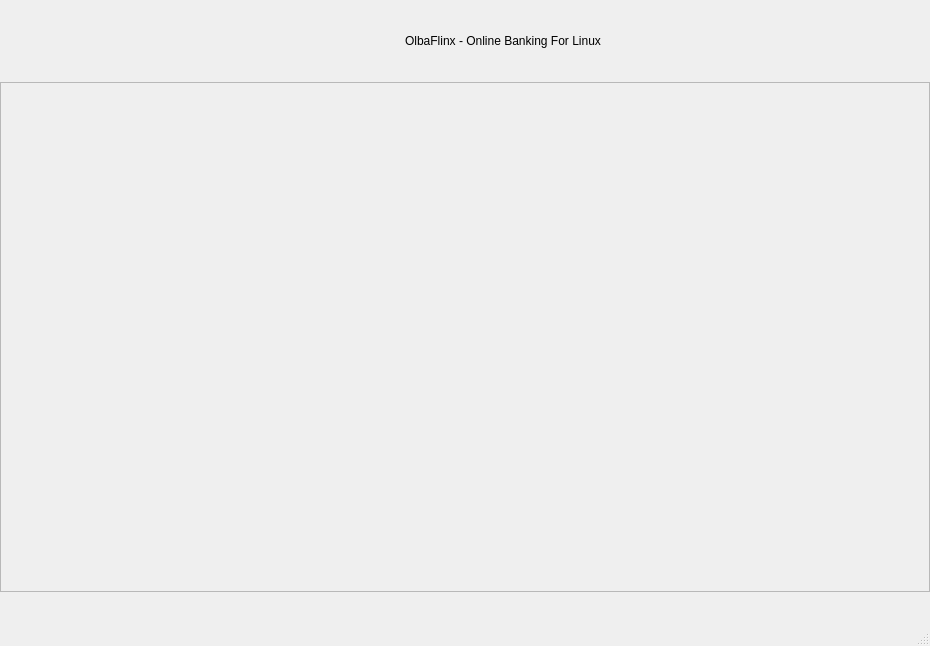
This is src/uis/OlbaFlinx.ui in chmmou/olbaflinx as Qt 5 draws it before an edit. The edited form follows.
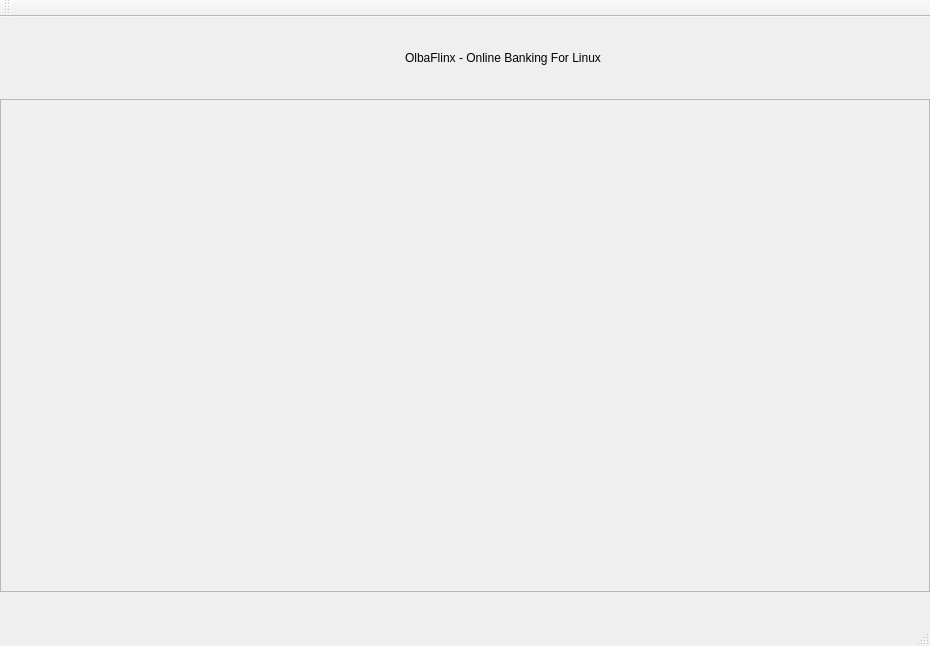
This is the edited form. Icons and pictures are not drawn. Custom widgets are drawn as their Qt base class.

The edit to the form file:
```diff
--- a/src/uis/OlbaFlinx.ui
+++ b/src/uis/OlbaFlinx.ui
@@ -116,7 +116,7 @@
              <x>0</x>
              <y>0</y>
              <width>928</width>
-             <height>506</height>
+             <height>489</height>
             </rect>
            </property>
           </widget>
@@ -220,7 +220,18 @@
     </item>
    </layout>
   </widget>
-  <widget class="QStatusBar" name="statusbar"/>
+  <widget class="QStatusBar" name="appStatusBar"/>
+  <widget class="QToolBar" name="appToolBar">
+   <property name="windowTitle">
+    <string>toolBar</string>
+   </property>
+   <attribute name="toolBarArea">
+    <enum>TopToolBarArea</enum>
+   </attribute>
+   <attribute name="toolBarBreak">
+    <bool>false</bool>
+   </attribute>
+  </widget>
  </widget>
  <customwidgets>
   <customwidget>
```
